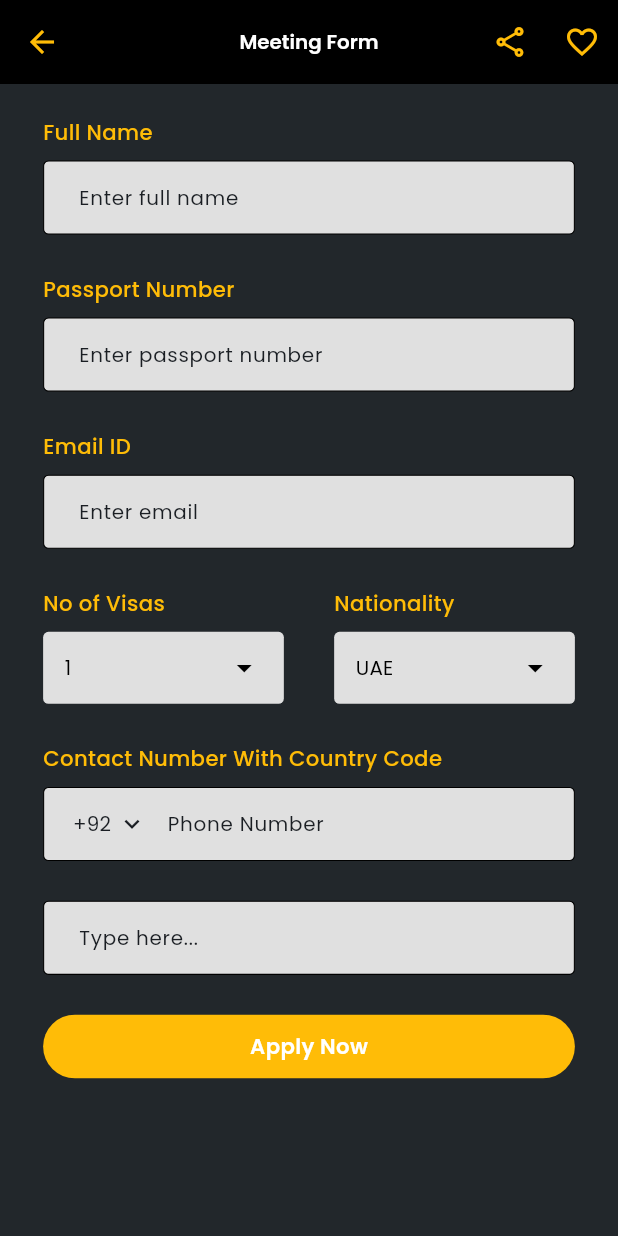
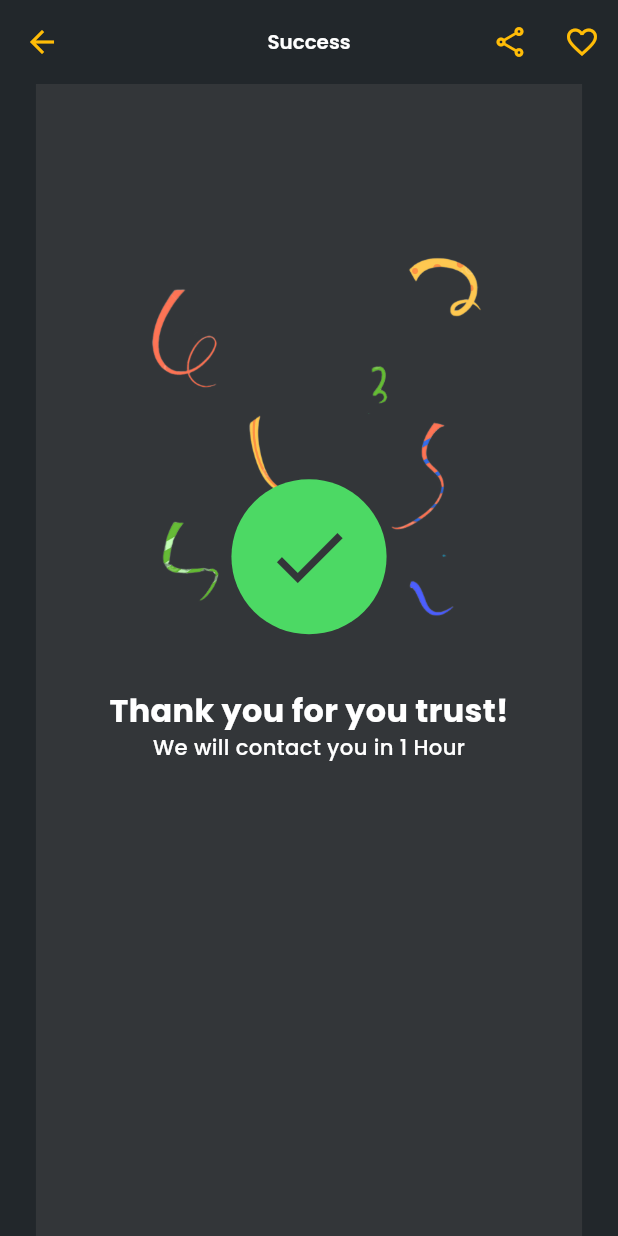
Before and after one commit to malikkhizar12/RoyalFalconCustomerApp, a Flutter app: the PassportMeetingFormView screen opened directly, after a tap on "Apply Now", on a phone screen of 412 x 824 dp. Run offline on Flutter 3.47's test engine with Material 3 defaults, Android fonts, the phone set to English and light mode, and no system bars; our stand-ins replace another_flushbar, cached_network_image, carousel_slider, flutter_dotenv, flutter_screenutil, fluttertoast and 10 more; missing offline and left inert: flutter_stripe, search_map_place_updated; accounts and stored records are empty.

Commit message:
Success screen added

```diff
--- a/lib/view/passport_pro/passport_meeting_form_view.dart
+++ b/lib/view/passport_pro/passport_meeting_form_view.dart
@@ -1,6 +1,7 @@
 import 'package:flutter/material.dart';
 import 'package:flutter_screenutil/flutter_screenutil.dart';
 import 'package:royal_falcon/utils/colors.dart';
+import 'package:royal_falcon/view/passport_pro/passport_pro_success_view.dart';
 import 'package:royal_falcon/view/signup/widgets/phone_number_field.dart';
 import 'package:royal_falcon/view/widgets/app_bar_widget.dart';
 import 'package:royal_falcon/view/widgets/button_widget.dart';
@@ -237,7 +238,14 @@ class _PassportMeetingFormViewState extends State<PassportMeetingFormView> {
               30.verticalSpace,
               ButtonWidget(
                 title: "Apply Now",
-                onTap: () {},
+                onTap: () {
+                  Navigator.push(
+                    context,
+                    MaterialPageRoute(
+                      builder: (context) => PassportProSuccessView(),
+                    ),
+                  );
+                },
                 height: 48.h,
                 width: 1.sw,
                 borderRadius: 30,
--- /dev/null
+++ b/lib/view/passport_pro/passport_pro_success_view.dart
@@ -0,0 +1,75 @@
+import 'package:flutter/material.dart';
+import 'package:flutter_screenutil/flutter_screenutil.dart';
+import 'package:royal_falcon/utils/colors.dart';
+import 'package:royal_falcon/view/widgets/app_bar_widget.dart';
+
+class PassportProSuccessView extends StatefulWidget {
+  const PassportProSuccessView({super.key});
+
+  @override
+  State<PassportProSuccessView> createState() => _PassportProSuccessViewState();
+}
+
+class _PassportProSuccessViewState extends State<PassportProSuccessView> {
+  @override
+  Widget build(BuildContext context) {
+    return Scaffold(
+      appBar: AppBarWidget(title: "Success",backgroundColor: AppColors.backgroundColor,),
+      body: SingleChildScrollView(
+        child: Padding(
+          padding: EdgeInsets.symmetric(horizontal: 25.w),
+          child: Container(
+            height: 1.sh,
+            width: 1.sw,
+            color: const Color(0xff333639),
+            child: Column(
+              mainAxisAlignment: MainAxisAlignment.start,
+              children: [
+                110.verticalSpace,
+                Container(
+                  height: 305.h,
+                  width: 305.w,
+                  alignment: Alignment.bottomCenter,
+                  decoration: BoxDecoration(
+                    image: DecorationImage(
+                      image:
+                          AssetImage("images/meeting_success_background.png"),
+                    ),
+                  ),
+                  child: Container(
+                    height: 117.h,
+                    width: 117.w,
+                    decoration: BoxDecoration(
+                      shape: BoxShape.circle,
+                      color: Color(0xff4CD964),
+                    ),
+                    child: Icon(
+                      Icons.done,
+                      color: Color(0xff333639),
+                      size: 60,
+                    ),
+                  ),
+                ),
+                40.verticalSpace,
+                Text(
+                  "Thank you for you trust!",
+                  style: TextStyle(
+                      fontWeight: FontWeight.w700,
+                      fontSize: 24.sp,
+                      color: AppColors.kWhiteColor),
+                ),
+                Text(
+                  "We will contact you in 1 Hour",
+                  style: TextStyle(
+                      fontWeight: FontWeight.w500,
+                      fontSize: 16.sp,
+                      color: AppColors.kWhiteColor),
+                ),
+              ],
+            ),
+          ),
+        ),
+      ),
+    );
+  }
+}
--- a/lib/view/signup/widgets/phone_number_field.dart
+++ b/lib/view/signup/widgets/phone_number_field.dart
@@ -60,7 +60,7 @@ class _PhoneNumberFieldState extends State<SignupPhoneNumberField> {
                 : widget.backgroundColor,
             value: selectedCountryCode,
             icon: Icon(
-              Icons.keyboard_arrow_down,
+              Icons.arrow_drop_down_outlined,
               color: widget.backgroundColor == Color(0xFF1A1E23)
                   ? AppColors.kWhiteColor.withOpacity(0.6)
                   : Color(0xFF1A1E23),
--- a/lib/view/widgets/app_bar_widget.dart
+++ b/lib/view/widgets/app_bar_widget.dart
@@ -5,11 +5,13 @@ import 'package:royal_falcon/utils/colors.dart';
 class AppBarWidget extends StatelessWidget implements PreferredSizeWidget {
   final String title;
   final VoidCallback? shareOnTap, favoriteOnTap;
+  final Color backgroundColor;
   const AppBarWidget({
     super.key,
     required this.title,
     this.shareOnTap,
     this.favoriteOnTap,
+    this.backgroundColor = Colors.black,
   });
 
   @override
@@ -24,7 +26,9 @@ class AppBarWidget extends StatelessWidget implements PreferredSizeWidget {
         ),
       ),
       centerTitle: true,
-      backgroundColor: AppColors.kBlackColor,
+      backgroundColor: backgroundColor == Colors.black
+          ? AppColors.kBlackColor
+          : backgroundColor,
       foregroundColor: AppColors.kPrimaryColor,
       scrolledUnderElevation: 0,
       actions: [
```
Also changed, not shown: images/meeting_success_background.png (added).
